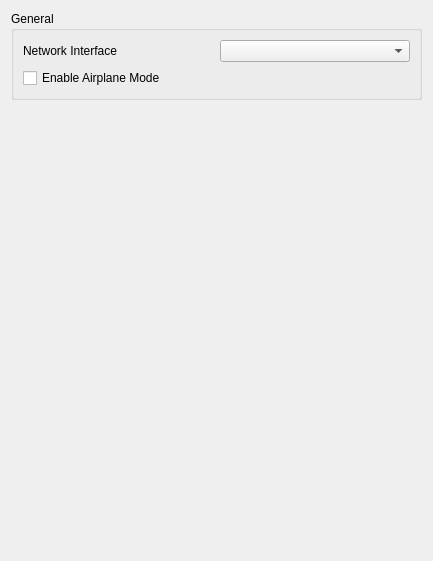
Qt form src/phoenix/configuration/configure_network.ui (Darkfiredoom/PhoenixEmu) before a commit.
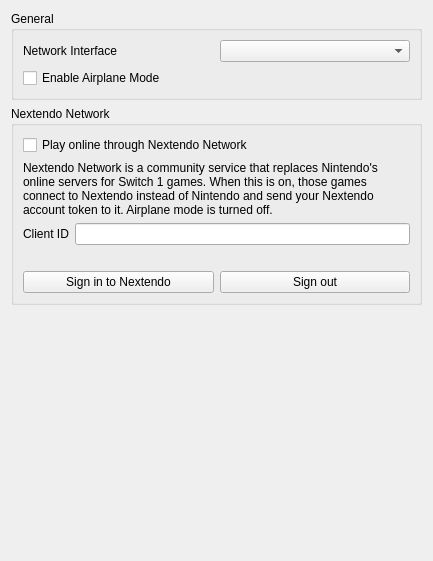
The same form after that commit.

Commit message:
Bring in zortos293/Lichii#1344: Network provider support
Cherry-picked from e612af1c20.

```diff
--- a/src/phoenix/configuration/configure_network.ui
+++ b/src/phoenix/configuration/configure_network.ui
@@ -45,6 +45,67 @@
        </layout>
       </widget>
      </item>
+     <item>
+      <widget class="QGroupBox" name="nextendo_group">
+       <property name="title">
+        <string>Nextendo Network</string>
+       </property>
+       <layout class="QGridLayout" name="nextendo_layout">
+        <item row="0" column="0" colspan="2">
+         <widget class="QCheckBox" name="nextendo_enabled">
+          <property name="text">
+           <string>Play online through Nextendo Network</string>
+          </property>
+         </widget>
+        </item>
+        <item row="1" column="0" colspan="2">
+         <widget class="QLabel" name="nextendo_description">
+          <property name="text">
+           <string>Nextendo Network is a community service that replaces Nintendo's online servers for Switch 1 games. When this is on, those games connect to Nextendo instead of Nintendo and send your Nextendo account token to it. Airplane mode is turned off.</string>
+          </property>
+          <property name="wordWrap">
+           <bool>true</bool>
+          </property>
+         </widget>
+        </item>
+        <item row="2" column="0">
+         <widget class="QLabel" name="nextendo_client_id_label">
+          <property name="text">
+           <string>Client ID</string>
+          </property>
+         </widget>
+        </item>
+        <item row="2" column="1">
+         <widget class="QLineEdit" name="nextendo_client_id"/>
+        </item>
+        <item row="3" column="0" colspan="2">
+         <widget class="QLabel" name="nextendo_status">
+          <property name="wordWrap">
+           <bool>true</bool>
+          </property>
+         </widget>
+        </item>
+        <item row="4" column="0" colspan="2">
+         <layout class="QHBoxLayout" name="nextendo_buttons">
+          <item>
+           <widget class="QPushButton" name="nextendo_sign_in">
+            <property name="text">
+             <string>Sign in to Nextendo</string>
+            </property>
+           </widget>
+          </item>
+          <item>
+           <widget class="QPushButton" name="nextendo_sign_out">
+            <property name="text">
+             <string>Sign out</string>
+            </property>
+           </widget>
+          </item>
+         </layout>
+        </item>
+       </layout>
+      </widget>
+     </item>
     </layout>
    </item>
    <item>
```
The commit also changes 17 other files.
